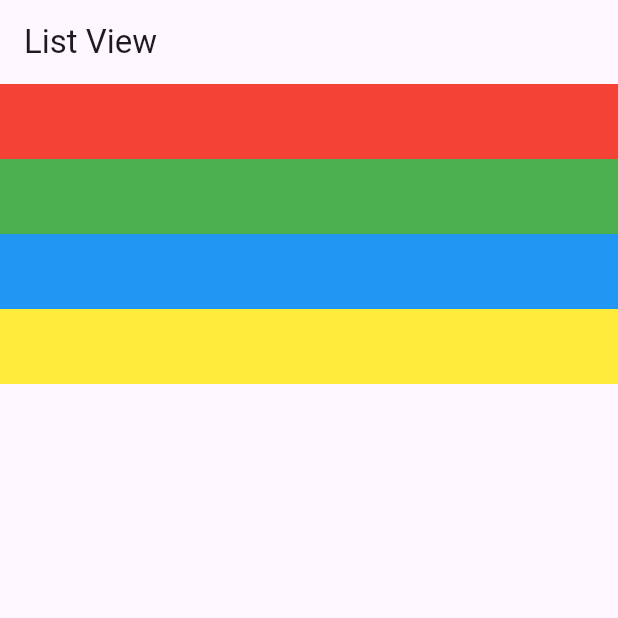
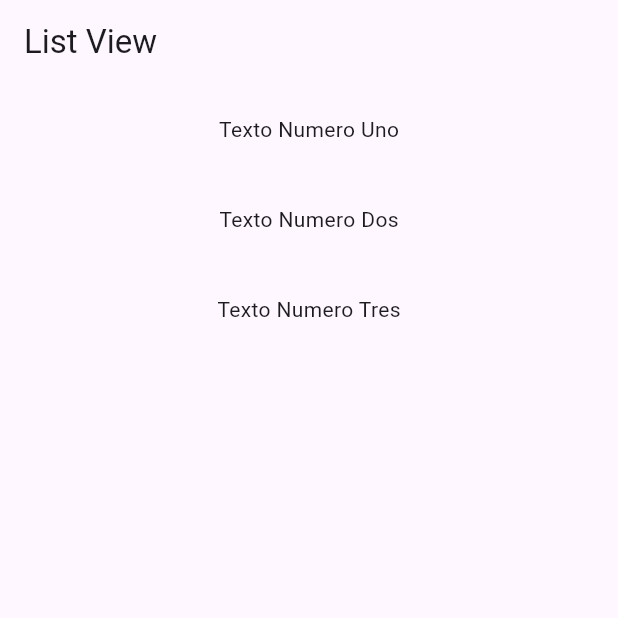
Before and after one commit to brayamhuaman/project4, a Flutter app: the screen it shows after launch, on a phone screen of 412 x 824 dp, the top half of it. Run offline on Flutter 3.47's test engine with Material 3 defaults, Android fonts, the phone set to English and light mode, and no system bars.

Commit message:
listview index

```diff
--- a/lib/pages/listview.dart
+++ b/lib/pages/listview.dart
@@ -7,37 +7,20 @@ class ListViewPage extends StatefulWidget {
 }
 
 class _ListViewPageState extends State<ListViewPage> {
+  final List<String> nombres = <String>["Numero Uno","Numero Dos","Numero Tres"];
   @override
   Widget build(BuildContext context) {
     return Scaffold(
       appBar: AppBar(
         title: const Text("List View"),
       ),
-      body: ListView(
-        children:<Widget> [
-          Container(
-            height: 50.0,
-            color: Colors.red,
-          ),
-
-          Container(
-            height: 50.0,
-            color: Colors.green,
-          ),
-
-          Container(
-            height: 50.0,
-            color: Colors.blue,
-          ),
-
-          Container(
-            height: 50.0,
-            color: Colors.yellow,
-          ),
-
-
-        ],
-      ),
+      body: ListView.builder(itemCount: nombres.length,
+        itemBuilder: (BuildContext context, int index) {
+          return Container(
+            height: 60,
+            child: Center(child: Text("Texto ${nombres[index]}"),),
+          );
+        }),
     );
   }
 }
```
